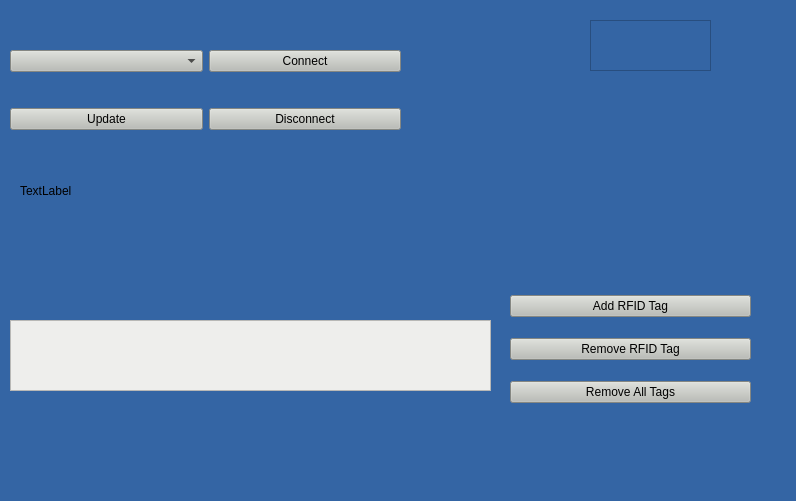
Old version of the form RFID_tag-main/mainwindow.ui in the repository frt3878/rfid.
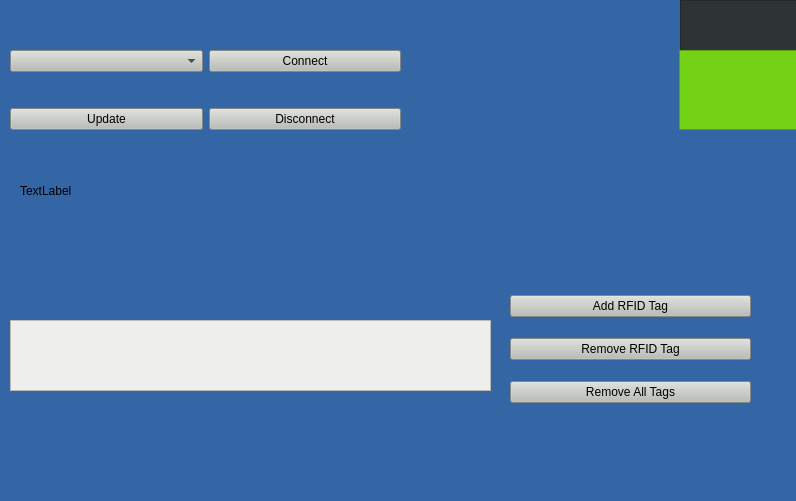
New version of the form. Icons and pictures are not drawn.

What changed in the file:
```diff
--- a/RFID_tag-main/mainwindow.ui
+++ b/RFID_tag-main/mainwindow.ui
@@ -98,14 +98,15 @@
    <widget class="QFrame" name="frame">
     <property name="geometry">
      <rect>
-      <x>590</x>
-      <y>20</y>
+      <x>680</x>
+      <y>0</y>
       <width>121</width>
       <height>51</height>
      </rect>
     </property>
     <property name="styleSheet">
-     <string notr="true">background-image: url(:/new/p1/Logos/logo_mobil-1.png);</string>
+     <string notr="true">background-image: url(:/new/p1/Logos/logo_mobil-1.png);
+background-color: rgb(46, 52, 54);</string>
     </property>
     <property name="frameShape">
      <enum>QFrame::StyledPanel</enum>
@@ -164,6 +165,26 @@
      </item>
     </layout>
    </widget>
+   <widget class="QFrame" name="frame_2">
+    <property name="geometry">
+     <rect>
+      <x>679</x>
+      <y>50</y>
+      <width>121</width>
+      <height>80</height>
+     </rect>
+    </property>
+    <property name="styleSheet">
+     <string notr="true">image: url(:/new/p1/Logos/rfid.png);
+background-color: rgb(115, 210, 22);</string>
+    </property>
+    <property name="frameShape">
+     <enum>QFrame::StyledPanel</enum>
+    </property>
+    <property name="frameShadow">
+     <enum>QFrame::Raised</enum>
+    </property>
+   </widget>
   </widget>
   <widget class="QStatusBar" name="statusbar"/>
  </widget>
```
Left out of the diff: 21 changed lines with no effect on the pictures.
